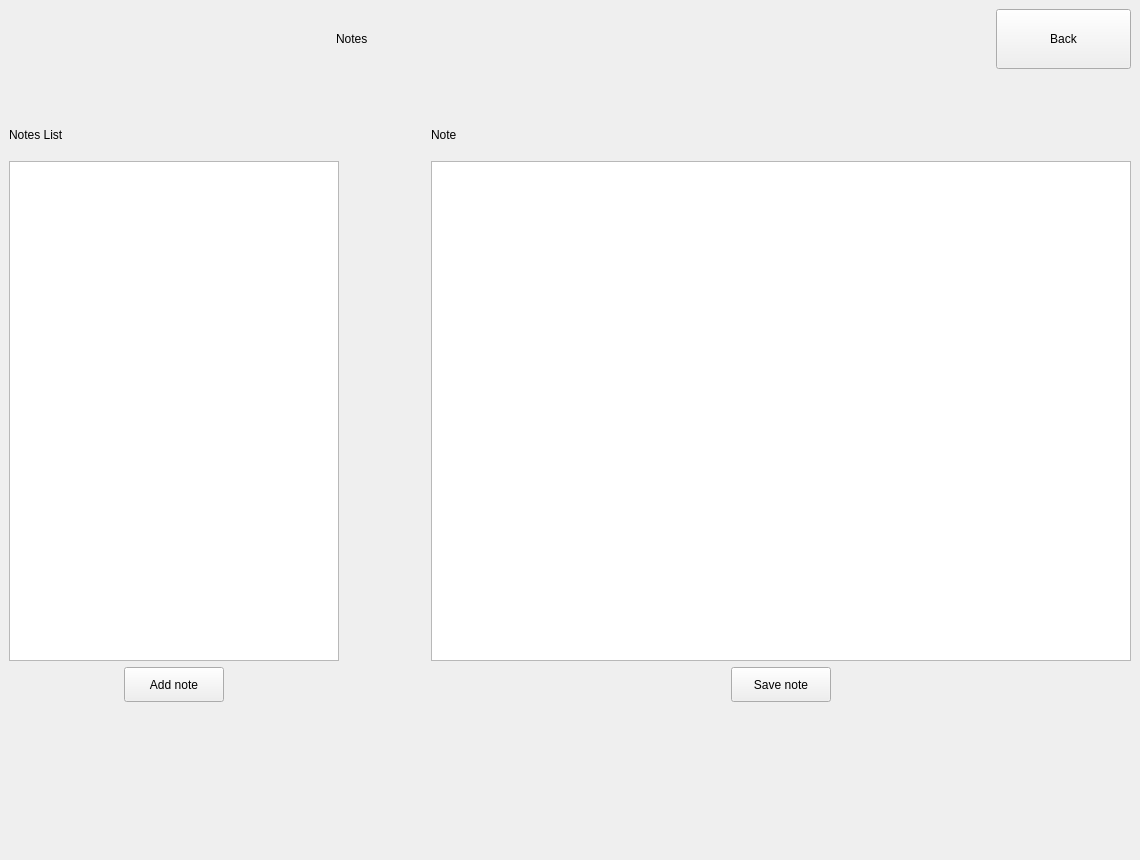
Before: the Qt Designer form main/UI/notes.ui in Demonim/Simargl-Study-Project, drawn with Qt 5.
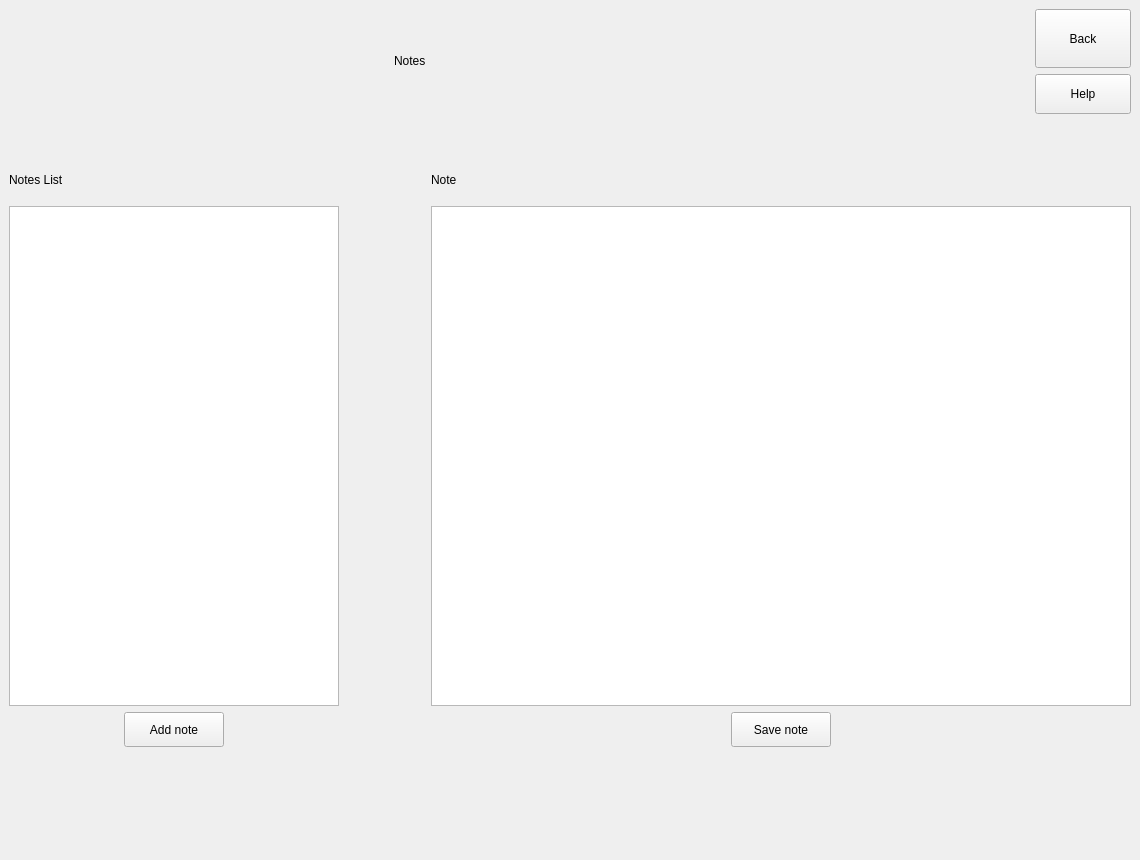
After: the same form once the commit is applied.

Commit message:
Universal Help
Added universal help for:
notes
Email
calendar
courses
dashboard
StudIP

What changed in the file:
```diff
--- a/main/UI/notes.ui
+++ b/main/UI/notes.ui
@@ -32,9 +32,9 @@
    <string>MainWindow</string>
   </property>
   <widget class="QWidget" name="centralwidget">
-   <layout class="QVBoxLayout" name="verticalLayout_3">
+   <layout class="QVBoxLayout" name="verticalLayout_4">
     <item>
-     <layout class="QHBoxLayout" name="horizontalLayout">
+     <layout class="QHBoxLayout" name="horizontalLayout" stretch="4,1,4,1">
       <item>
        <spacer name="horizontalSpacer">
         <property name="orientation">
@@ -90,6 +90,8 @@
        </spacer>
       </item>
       <item>
+       <layout class="QVBoxLayout" name="verticalLayout_3">
+        <item>
        <widget class="QPushButton" name="Back_Button">
         <property name="sizePolicy">
          <sizepolicy hsizetype="Expanding" vsizetype="Expanding">
@@ -113,6 +115,36 @@
          <string>Back</string>
         </property>
        </widget>
+        </item>
+        <item>
+         <widget class="QPushButton" name="Help_Button">
+          <property name="sizePolicy">
+           <sizepolicy hsizetype="Expanding" vsizetype="Expanding">
+            <horstretch>0</horstretch>
+            <verstretch>0</verstretch>
+           </sizepolicy>
+          </property>
+          <property name="minimumSize">
+           <size>
+            <width>70</width>
+            <height>30</height>
+           </size>
+          </property>
+          <property name="maximumSize">
+           <size>
+            <width>130</width>
+            <height>40</height>
+           </size>
+          </property>
+          <property name="styleSheet">
+           <string notr="true"/>
+          </property>
+          <property name="text">
+           <string>Help</string>
+          </property>
+         </widget>
+        </item>
+       </layout>
       </item>
      </layout>
     </item>
```
Lines whose indentation alone changed are shown as unchanged. The commit also changes 7 other files.
